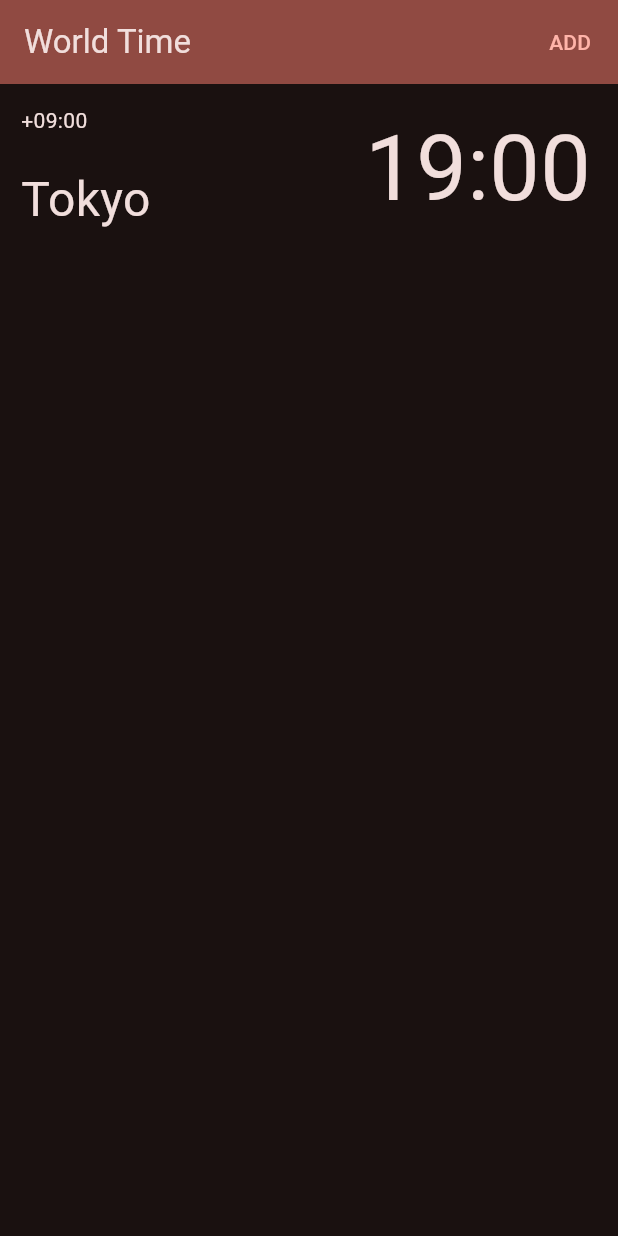
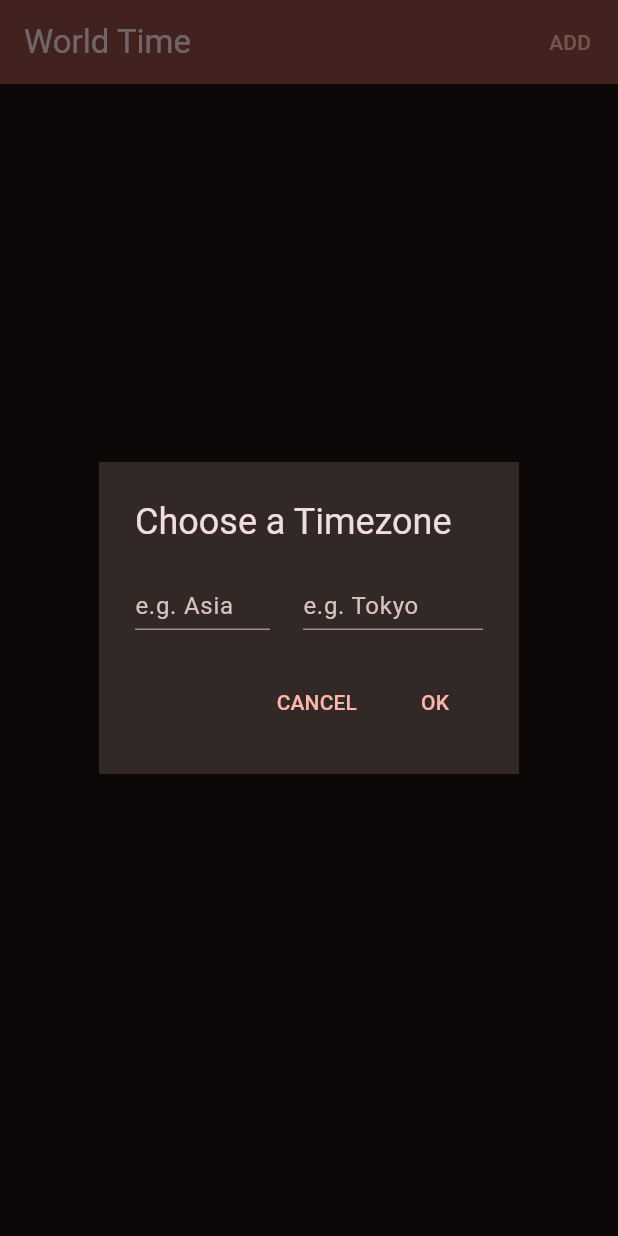
Before and after one commit to 000407/world_time, a Flutter app: the screen it shows after launch, after a tap on "ADD", on a phone screen of 412 x 824 dp. Run offline on Flutter 3.47's test engine with Material 2 defaults, Android fonts, the phone set to English and light mode, and no system bars; our stand-ins replace dio, retrofit; missing offline and left inert: day; generated files the repository leaves out were written again.

Commit message:
Completed the implementation of time infomation retrieval.

```diff
--- a/lib/main.dart
+++ b/lib/main.dart
@@ -1,6 +1,12 @@
+import 'dart:developer';
+
+import 'package:day/day.dart';
+import 'package:intl/intl.dart';
+import 'package:dio/dio.dart';
 import 'package:flutter/material.dart';
 import 'package:world_time/location_time_item.dart';
 import 'package:world_time/time_data.dart';
+import 'package:world_time/world_time_api.dart';
 
 void main() {
   runApp(const WorldTimeApp());
@@ -57,15 +63,116 @@ class WorldTimeHome extends StatefulWidget {
 }
 
 class _WorldTimeHomeState extends State<WorldTimeHome> {
+  // TextEditingController gives you access to the TextField to which it is bound
+  final TextEditingController _continentInputController = TextEditingController();
+  final TextEditingController _cityInputController = TextEditingController();
+
+  // Instantiate our API client (further read about "dependency injection")
+  final WorldTimeApi _worldTimeApi = WorldTimeApi(Dio());
+
   bool loading = false;
   List<TimeData> locations = [];
 
-  void _addNetTimeAtLocation() {
-    setState(() {
-      loading = true;
-      locations.add(TimeData(timezone: "+09:00", city: "Tokyo", time: "19:00"));
-      loading = false;
+  Future<void> _getTimeAtZone(String continent, String city) async {
+    /*var url = Uri.https('worldtimeapi.org', '/api/timezone/$continent/$city');
+
+    var response = await http.get(url);
+
+    log('${url.toString()}');
+    log('${response.statusCode}');
+
+    if (response.statusCode >= 200 && response.statusCode < 300) {
+      ScaffoldMessenger.of(context).showSnackBar(SnackBar(
+        content: Text('yay!'),
+      ));
+    } else {
+      ScaffoldMessenger.of(context).showSnackBar(SnackBar(
+        content: Text('Something went wrong! (${response.statusCode})'),
+      ));
+    }*/
+
+    /*
+    * Compare the difference with the commented code above, where we are focusing
+    * only on implementing our logic. All of HTTP request building and response parsing
+    * are done by the retrofit.
+    */
+    _worldTimeApi.getTimeAtLocation(continent, city).then((value) {
+      // replace the timezone offset (+09:00) from the timestamp;
+      // otherwise it will be parsed as UTC time
+      final timestamp = value.timestamp.replaceFirst(value.timeOffset, '');
+
+      // Create time string using formatting
+      final time = Day.fromString(timestamp).format("HH:mm");
+      final timezone = value.timeOffset;
+
+      /*
+      This will result in state changes where ONLY the affected widgets are
+      forced to be re-rendered on the UI.
+       */
+      setState(() {
+        locations.add(TimeData(timezone: timezone, time: time, city: city));
+      });
+    }).onError((error, stackTrace) {
+      ScaffoldMessenger.of(context).showSnackBar(const SnackBar(
+        content: Text('Something went wrong!'),
+      ));
     });
+  }
+
+  void _addNewTimeAtLocation() {
+    showDialog(
+      context: context,
+      builder: (BuildContext context) {
+        return AlertDialog (
+          title: const Text('Choose a Timezone'),
+          shape: const RoundedRectangleBorder(
+              borderRadius: BorderRadius.all(Radius.circular(0))
+          ),
+          content: Row (
+            children: [
+              SizedBox(
+                width: 90,
+                height: 40,
+                child: TextField (
+                  controller: _continentInputController,
+                  decoration: const InputDecoration(hintText: "e.g. Asia"),
+                ),
+              ),
+              const Spacer(),
+              SizedBox(
+                width: 120,
+                height: 40,
+                child: TextField (
+                  controller: _cityInputController,
+                  decoration: const InputDecoration(hintText: "e.g. Tokyo"),
+                ),
+              )
+            ],
+          ),
+          actions: [
+            TextButton (
+              onPressed: () {
+                Navigator.pop(context);
+                _continentInputController.clear();
+                _cityInputController.clear();
+              },
+              child: const Text('CANCEL'),
+            ),
+            TextButton (
+              onPressed: () {
+                _getTimeAtZone( _continentInputController.text, _cityInputController.text);
+
+                Navigator.pop(context);
+
+                _continentInputController.clear();
+                _cityInputController.clear();
+              },
+              child: const Text('OK'),
+            ),
+          ],
+        );
+      },
+    );
   }
 
   @override
@@ -85,7 +192,7 @@ class _WorldTimeHomeState extends State<WorldTimeHome> {
         title: Text(widget.title),
           actions: [
             TextButton(
-                onPressed: _addNetTimeAtLocation,
+                onPressed: _addNewTimeAtLocation,
                 child: const Text("ADD")
             ),
           ],
--- /dev/null
+++ b/lib/world_time_api.dart
@@ -0,0 +1,50 @@
+import 'package:dio/dio.dart';
+import 'package:json_annotation/json_annotation.dart';
+import 'package:retrofit/retrofit.dart';
+
+/*
+The following is a reference to a file generated by the build_runner.
+Some code, that corresponds to these annotations will be generated and this file
+is where such code is written. `part` is the directive that we can use to link
+these two files together. Compiler will treat these files as a single file. Note
+the use of `part of` directive that effectively work as a link from *.g.dart to
+this file.
+ */
+part 'world_time_api.g.dart';
+
+/*
+* API information that retrofit uses to construct the HTTP request and
+* parsing the response. Note the use of annotations to mark this as a REST API,
+* and define the base URL of the API.
+*/
+@RestApi(baseUrl: 'https://worldtimeapi.org')
+abstract class WorldTimeApi {
+  factory WorldTimeApi(Dio dio, {String baseUrl}) = _WorldTimeApi;
+
+  // Note the use of annotation to define the HTTP method and the resource path
+  @GET('/api/timezone/{continent}/{city}')
+  Future<TimeAtLocation> getTimeAtLocation(
+      @Path("continent") String continent, // Note the use of annotation to denote the path variable
+      @Path("city") String city);
+}
+
+/*
+* This is the class that the HTTP response in the above API class,
+* is deserialised into.
+ */
+@JsonSerializable()
+class TimeAtLocation {
+  const TimeAtLocation({required this.timeOffset, required this.timestamp});
+
+  factory TimeAtLocation.fromJson(Map<String, dynamic> json) => _$TimeAtLocationFromJson(json);
+  /*
+  * Note the use of annotation to denote name of the key in the JSON whose value will be assigned to this property
+  */
+  @JsonKey(name: 'utc_offset')
+  final String timeOffset;
+
+  @JsonKey(name: 'datetime')
+  final String timestamp;
+
+  Map<String, dynamic> toJson() => _$TimeAtLocationToJson(this);
+}
```
Also changed, not shown: pubspec.yaml (+10 -1 lines), lib/world_time_api.g.dart (added), pubspec.lock.
